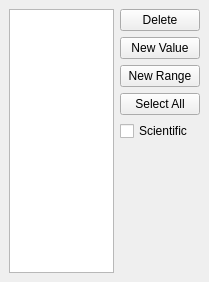
First picture: the form in GUI/Client/Widgets/pqSampleScalarWidget.ui, repository wildmichael/ParaView3-enhancements-old, before the edit.
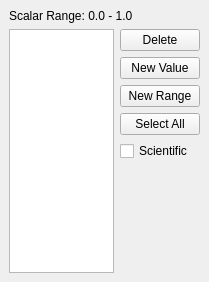
Second picture: the form after the edit.

Commit message: ENH: Value List widget displays the input scalar range ENH: Contour filter has a default contour value (needs work)

Patch:
```diff
--- a/GUI/Client/Widgets/pqSampleScalarWidget.ui
+++ b/GUI/Client/Widgets/pqSampleScalarWidget.ui
@@ -22,6 +22,13 @@
    <property name="spacing" >
     <number>6</number>
    </property>
+   <item>
+    <widget class="QLabel" name="ScalarRange" >
+     <property name="text" >
+      <string>Scalar Range: 0.0 - 1.0</string>
+     </property>
+    </widget>
+   </item>
    <item>
     <layout class="QHBoxLayout" >
      <property name="margin" >
```
The commit also changes 4 other files.
